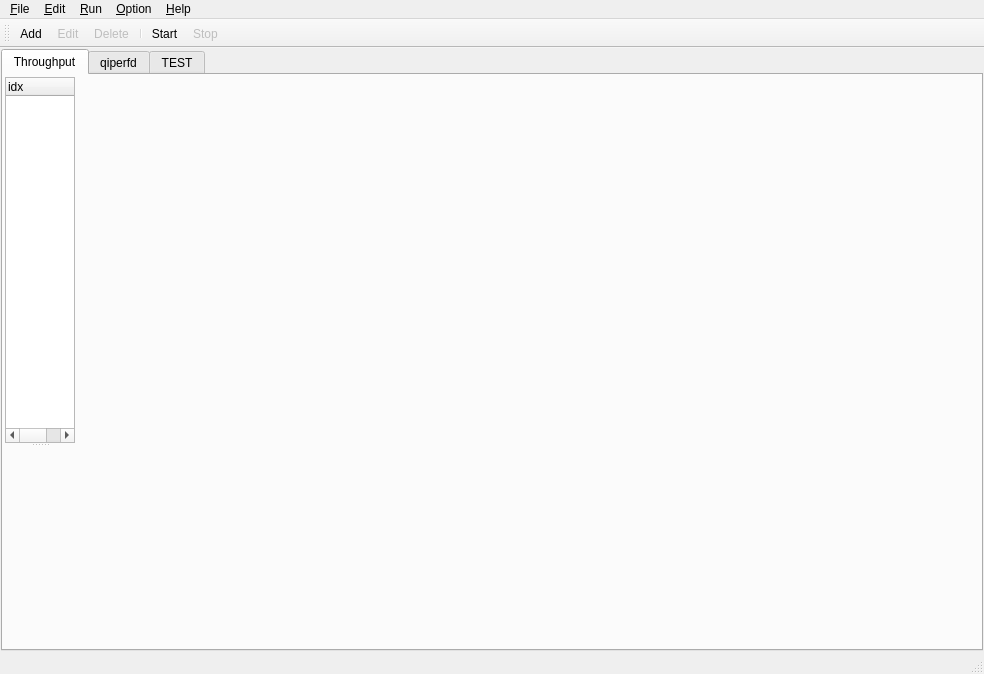
This is qiperfc/src/qiperfc.ui in coolshou/qiperf as Qt 5 draws it before an edit. The edited form follows.
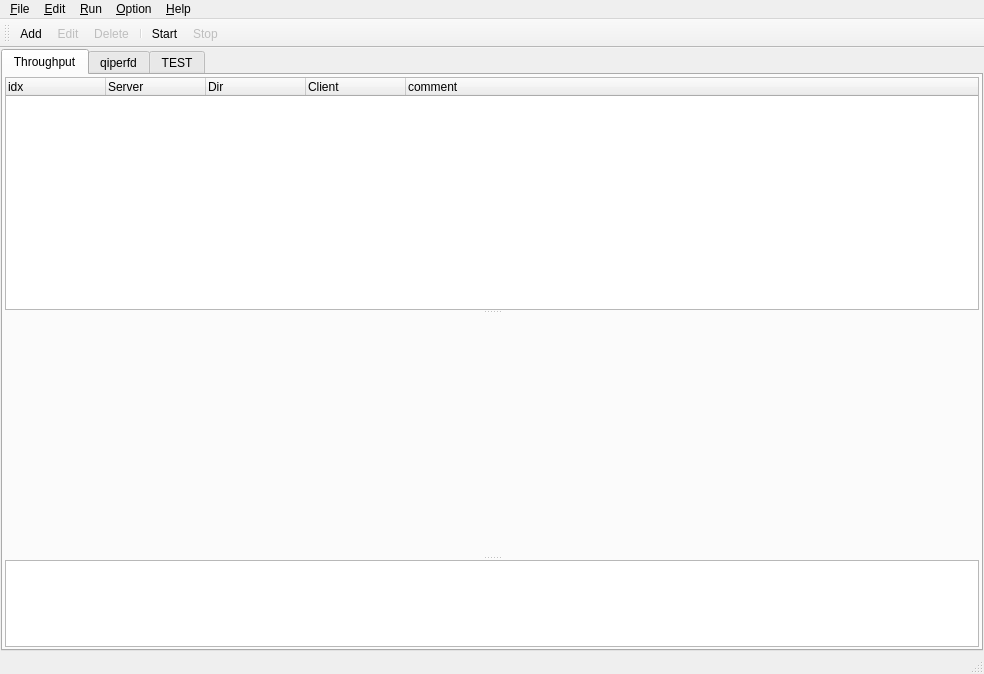
This is the edited form. Icons and pictures are not drawn. Custom widgets are drawn as their Qt base class.

```diff
--- a/qiperfc/src/qiperfc.ui
+++ b/qiperfc/src/qiperfc.ui
@@ -106,33 +106,18 @@
             </property>
            </column>
           </widget>
-          <widget class="QWidget" name="w_chart" native="true">
+          <widget class="QCustomPlot" name="cplot_throughput" native="true">
            <property name="minimumSize">
             <size>
              <width>0</width>
              <height>200</height>
             </size>
            </property>
-           <layout class="QHBoxLayout" name="l_chart">
-            <property name="spacing">
-             <number>2</number>
-            </property>
-            <property name="sizeConstraint">
-             <enum>QLayout::SetMaximumSize</enum>
-            </property>
-            <property name="leftMargin">
-             <number>2</number>
-            </property>
-            <property name="topMargin">
-             <number>2</number>
-            </property>
-            <property name="rightMargin">
-             <number>2</number>
-            </property>
-            <property name="bottomMargin">
-             <number>2</number>
-            </property>
-           </layout>
+          </widget>
+          <widget class="QTreeView" name="tv_throughput">
+           <property name="sizeAdjustPolicy">
+            <enum>QAbstractScrollArea::AdjustToContents</enum>
+           </property>
           </widget>
          </widget>
         </item>
@@ -462,6 +447,14 @@
    </property>
   </action>
  </widget>
+ <customwidgets>
+  <customwidget>
+   <class>QCustomPlot</class>
+   <extends>QWidget</extends>
+   <header>qcustomplot.h</header>
+   <container>1</container>
+  </customwidget>
+ </customwidgets>
  <resources>
   <include location="../../qiperf.qrc"/>
  </resources>
```
Left out of the diff: 2 changed lines with no effect on the pictures.
